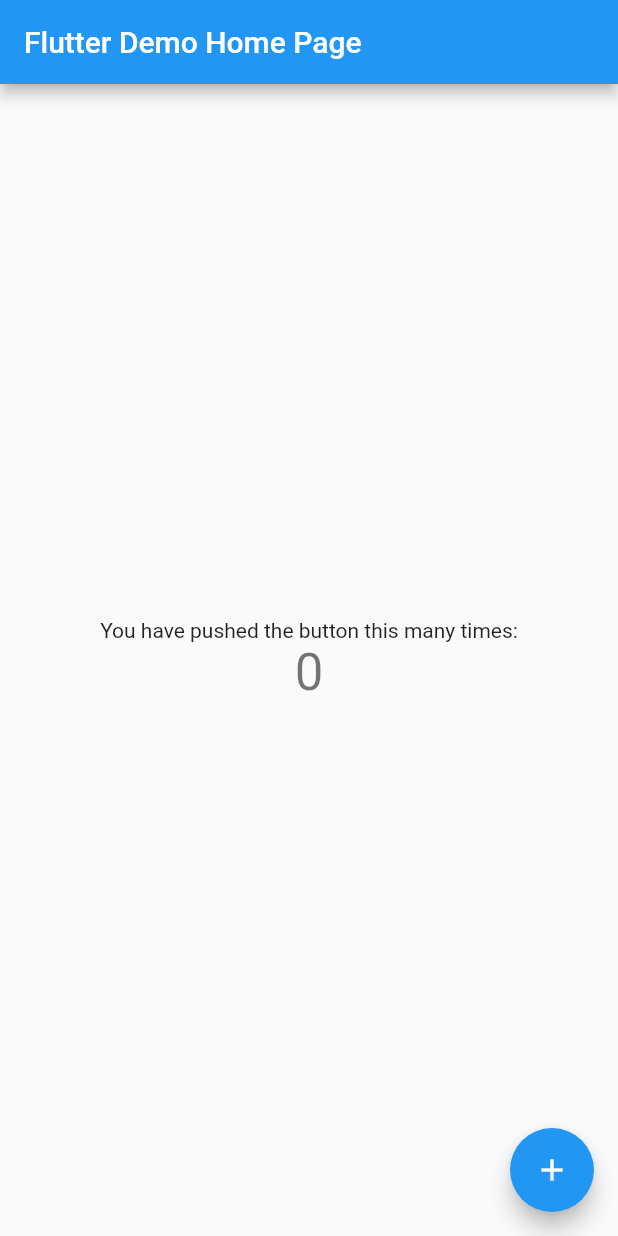
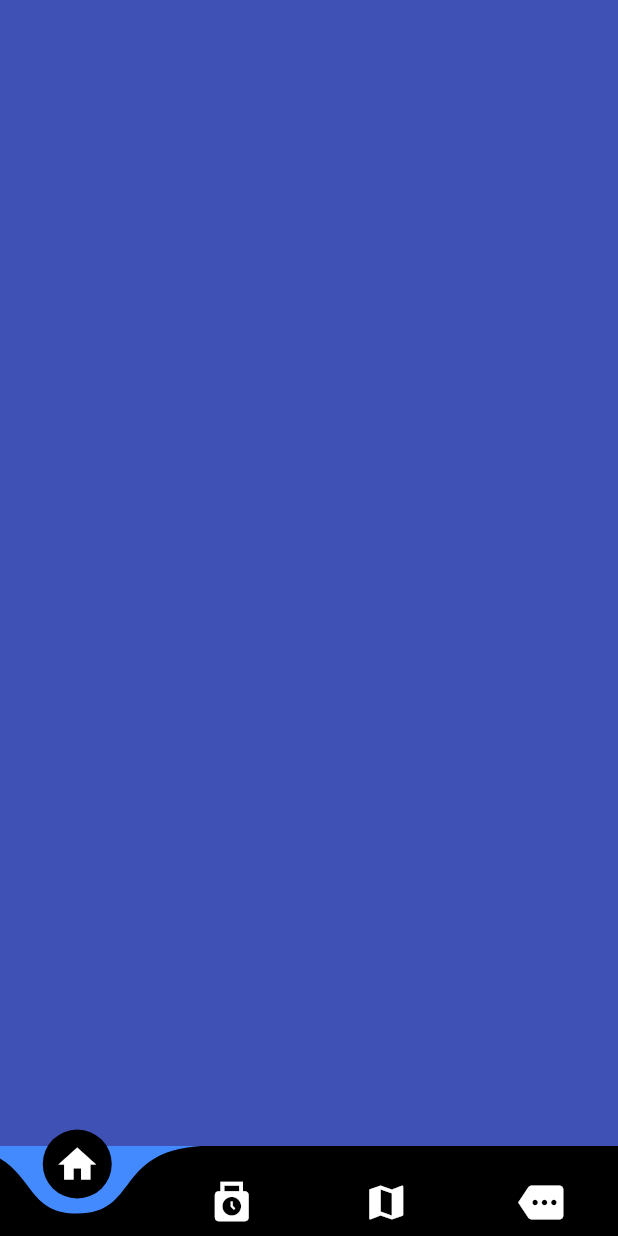
Before and after one commit to Quick-SIlver-404/my_meds, a Flutter app: the screen it shows after launch, on a phone screen of 412 x 824 dp. Run offline on Flutter 3.47's test engine with Material 2 defaults, Android fonts, the phone set to English and light mode, and no system bars; drawn by our look-alikes of curved_navigation_bar; our stand-ins replace firebase_core, get; accounts and stored records are empty.

Commit message:
Navigation bar added

```diff
--- a/lib/main.dart
+++ b/lib/main.dart
@@ -1,6 +1,13 @@
 import 'package:flutter/material.dart';
+import 'package:curved_navigation_bar/curved_navigation_bar.dart';
+import 'package:get/get.dart';
+import 'package:firebase_core/firebase_core.dart';
 
-void main() {
+
+ Future main() async{
+  // WidgetsFlutterBinding.ensureInitialized();
+  // await Firebase.initializeApp();
+
   runApp(const MyApp());
 }
 
@@ -10,106 +17,91 @@
   // This widget is the root of your application.
   @override
   Widget build(BuildContext context) {
-    return MaterialApp(
-      title: 'Flutter Demo',
+    return GetMaterialApp(
+      title: 'TO be named',
       theme: ThemeData(
-        // This is the theme of your application.
-        //
-        // Try running your application with "flutter run". You'll see the
-        // application has a blue toolbar. Then, without quitting the app, try
-        // changing the primarySwatch below to Colors.green and then invoke
-        // "hot reload" (press "r" in the console where you ran "flutter run",
-        // or simply save your changes to "hot reload" in a Flutter IDE).
-        // Notice that the counter didn't reset back to zero; the application
-        // is not restarted.
+        brightness: Brightness.dark,
         primarySwatch: Colors.blue,
       ),
-      home: const MyHomePage(title: 'Flutter Demo Home Page'),
+      home: NavigationBar(),
     );
   }
 }
 
-class MyHomePage extends StatefulWidget {
-  const MyHomePage({super.key, required this.title});
-
-  // This widget is the home page of your application. It is stateful, meaning
-  // that it has a State object (defined below) that contains fields that affect
-  // how it looks.
-
-  // This class is the configuration for the state. It holds the values (in this
-  // case the title) provided by the parent (in this case the App widget) and
-  // used by the build method of the State. Fields in a Widget subclass are
-  // always marked "final".
-
-  final String title;
+class NavigationBar extends StatefulWidget {
+  const NavigationBar({super.key});
 
   @override
-  State<MyHomePage> createState() => _MyHomePageState();
+  State<NavigationBar> createState() => _NavigationBarState();
 }
 
-class _MyHomePageState extends State<MyHomePage> {
-  int _counter = 0;
-
-  void _incrementCounter() {
-    setState(() {
-      // This call to setState tells the Flutter framework that something has
-      // changed in this State, which causes it to rerun the build method below
-      // so that the display can reflect the updated values. If we changed
-      // _counter without calling setState(), then the build method would not be
-      // called again, and so nothing would appear to happen.
-      _counter++;
-    });
-  }
+class _NavigationBarState extends State<NavigationBar> {
+  int navigationIndex = 0;
+  GlobalKey<CurvedNavigationBarState> _bottomNavigationKey = GlobalKey();
 
   @override
   Widget build(BuildContext context) {
-    // This method is rerun every time setState is called, for instance as done
-    // by the _incrementCounter method above.
-    //
-    // The Flutter framework has been optimized to make rerunning build methods
-    // fast, so that you can just rebuild anything that needs updating rather
-    // than having to individually change instances of widgets.
     return Scaffold(
-      appBar: AppBar(
-        // Here we take the value from the MyHomePage object that was created by
-        // the App.build method, and use it to set our appbar title.
-        title: Text(widget.title),
+      floatingActionButton: Visibility(
+          visible: navigationIndex == 1,
+          child: FloatingActionButton(
+            child: const Icon(Icons.add),
+            onPressed: () {
+              // _goToForm();
+            },
+          )),
+      bottomNavigationBar: CurvedNavigationBar(
+        key: _bottomNavigationKey,
+        index: navigationIndex,
+        height: 60.0,
+        items: const <Widget>[
+          Icon(Icons.home, size: 30),
+          Icon(Icons.punch_clock, size: 30.0),
+          Icon(Icons.map, size: 30),
+          Icon(Icons.more, size: 30.0),
+        ],
+        color: Colors.black,
+        buttonBackgroundColor: Colors.black,
+        backgroundColor: Colors.blueAccent,
+        animationCurve: Curves.easeInSine,
+        animationDuration: const Duration(milliseconds: 500),
+        onTap: (index) {
+          setState(() {
+            navigationIndex = index;
+          });
+        },
+        letIndexChange: (index) => true,
       ),
-      body: Center(
-        // Center is a layout widget. It takes a single child and positions it
-        // in the middle of the parent.
-        child: Column(
-          // Column is also a layout widget. It takes a list of children and
-          // arranges them vertically. By default, it sizes itself to fit its
-          // children horizontally, and tries to be as tall as its parent.
-          //
-          // Invoke "debug painting" (press "p" in the console, choose the
-          // "Toggle Debug Paint" action from the Flutter Inspector in Android
-          // Studio, or the "Toggle Debug Paint" command in Visual Studio Code)
-          // to see the wireframe for each widget.
-          //
-          // Column has various properties to control how it sizes itself and
-          // how it positions its children. Here we use mainAxisAlignment to
-          // center the children vertically; the main axis here is the vertical
-          // axis because Columns are vertical (the cross axis would be
-          // horizontal).
-          mainAxisAlignment: MainAxisAlignment.center,
-          children: <Widget>[
-            const Text(
-              'You have pushed the button this many times:',
-            ),
-            Text(
-              '$_counter',
-              style: Theme.of(context).textTheme.headline4,
-            ),
-          ],
-        ),
+      body: Container(
+        color: Colors.indigo,
+        padding: EdgeInsets.all(10.0),
+        height: double.infinity,
+        width: double.infinity,
+        child: primaryFeature(index: navigationIndex),
       ),
-      floatingActionButton: FloatingActionButton(
-        onPressed: _incrementCounter,
-        tooltip: 'Increment',
-        child: const Icon(Icons.add),
-      ), // This trailing comma makes auto-formatting nicer for build methods.
     );
   }
+
+  Widget primaryFeature({required int index}) {
+    Widget primaryWidget;
+    switch (index) {
+      case 1:
+        // primaryWidget = const Container();
+        break; //Ashmit
+
+      case 2:
+        // primaryWidget = const PharmaciesMap();
+        break; //Rujal
+
+      case 3:
+        // primaryWidget = const More(); //Anju
+        break;
+      default:
+        // primaryWidget = const HomeScreen();
+    }
+    return Container();
+  }
+
+
+
 }
--- a/pubspec.yaml
+++ b/pubspec.yaml
@@ -1,5 +1,5 @@
 name: my_meds
-description: A new Flutter project.
+description: application that meets all your medication needs
 
 # The following line prevents the package from being accidentally published to
 # pub.dev using `flutter pub publish`. This is preferred for private packages.
@@ -36,6 +36,9 @@
   # The following adds the Cupertino Icons font to your application.
   # Use with the CupertinoIcons class for iOS style icons.
   cupertino_icons: ^1.0.2
+  curved_navigation_bar: ^1.0.3
+  get: ^4.6.5
+  firebase_core: ^2.1.1
 
 dev_dependencies:
   flutter_test:
```
Also changed, not shown: pubspec.lock, 1 other file.
